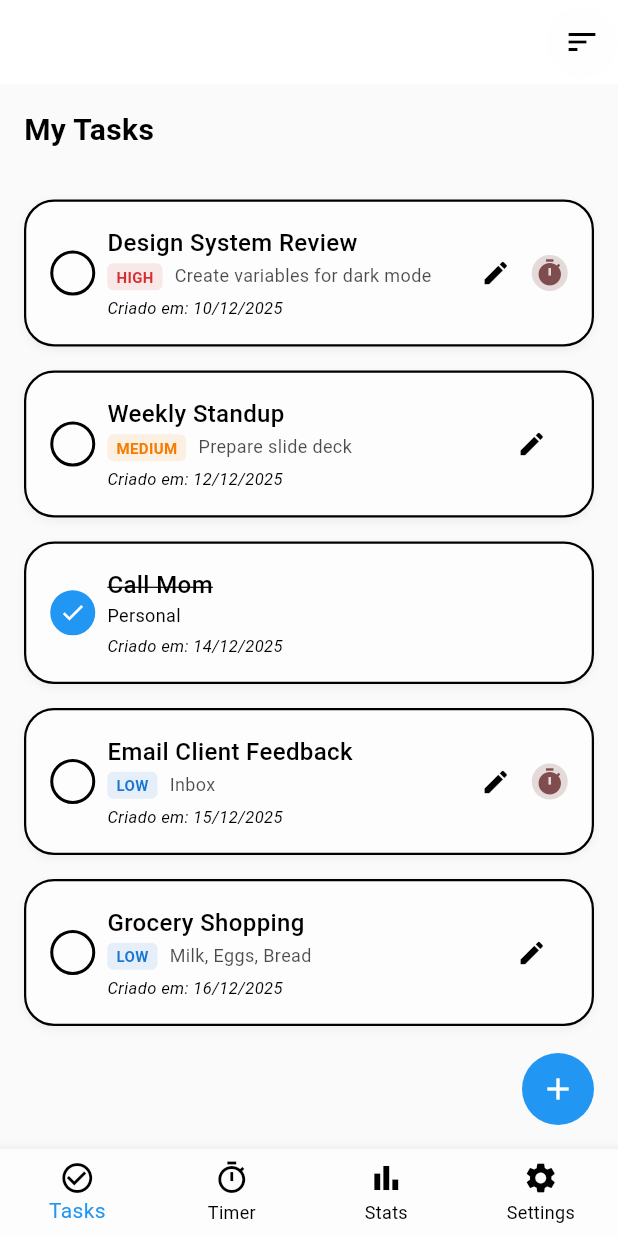
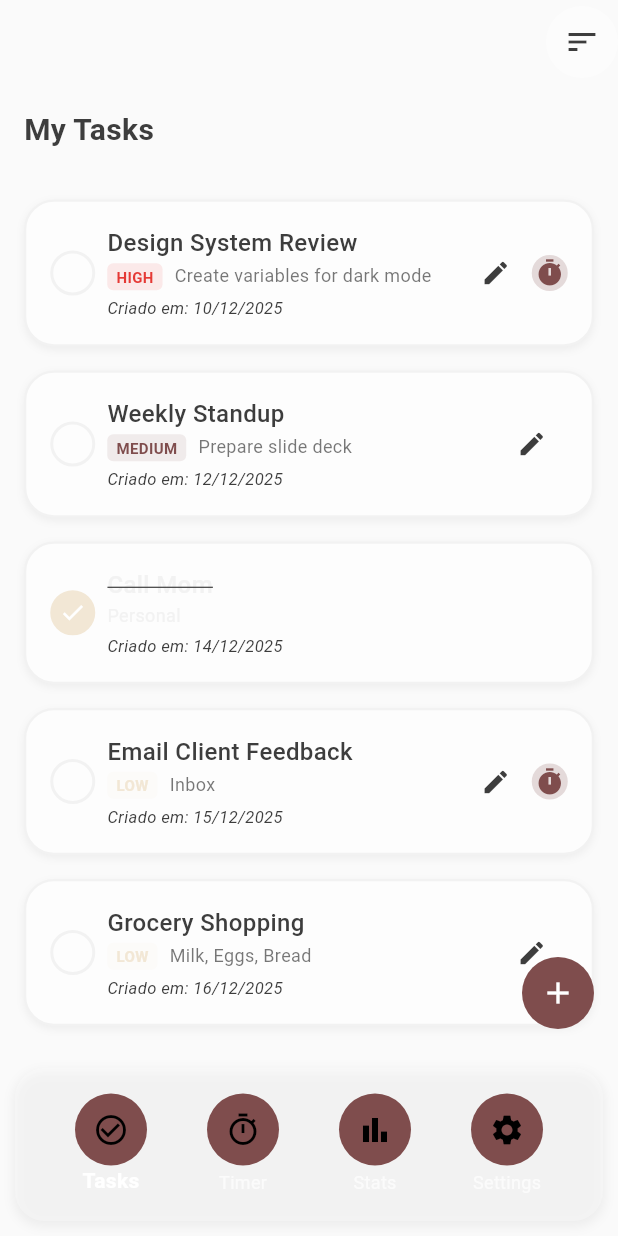
Before and after one commit to josevitor555/pomodoro_app, a Flutter app: the screen it shows after launch, on a phone screen of 412 x 824 dp. Run offline on Flutter 3.47's test engine with Material 3 defaults, Android fonts, the phone set to English and light mode, and no system bars.

Commit message:
Pomodoro task Dark Theme

```diff
--- a/lib/main.dart
+++ b/lib/main.dart
@@ -16,41 +16,52 @@ class TaskPomodoroApp extends StatelessWidget {
     return MaterialApp(
       title: 'Task & Pomodoro Tracker',
       themeMode: ThemeMode.system, // Alterna entre Light e Dark automaticamente
-      // --- TEMA LIGHT ---
+      // --- TEMA LIGHT (Atualizado com a nova paleta) ---
       theme: ThemeData(
         brightness: Brightness.light,
-        scaffoldBackgroundColor: const Color(0xFFFAFAFA),
-        colorScheme:
-            const ColorScheme.light(
-              primary: Color(0xFF7F4D4D),
-              surface: Color(0xFFFDFDFD),
-            ).copyWith(
-              secondary: Colors.blue, // Usado para botões e acentos.
-            ),
+        scaffoldBackgroundColor: const Color(
+          0xFFFAFAFA,
+        ), // --background (#FAFAFA)
+
+        colorScheme: const ColorScheme.light(
+          primary: Color(0xFF7F4D4D), // --primary (Tom Terroso)
+          onPrimary: Colors.white, // Texto sobre primary
+
+          secondary: Color(0xFFF2E7D5), // --secondary (Detalhes suaves)
+          onSecondary: Color(0xFF3D3D3D), // Texto sobre secondary
+
+          surface: Color(0xFFFDFDFD), // --card (#FDFDFD)
+          onSurface: Color(0xFF3D3D3D), // --foreground (#3D3D3D)
+
+          outline: Color(0xFFF2F2F2), // --muted (#F2F2F2)
+          error: Color(0xFFE53935), // --destructive (#E53935)
+        ),
+
         appBarTheme: const AppBarTheme(
-          color: Colors.white,
+          backgroundColor: Color(0xFFFAFAFA), // --background
           elevation: 0,
           titleTextStyle: TextStyle(
-            color: Colors.black,
+            color: Color(0xFF3D3D3D), // --foreground
             fontSize: 20,
             fontWeight: FontWeight.bold,
           ),
-          iconTheme: IconThemeData(color: Colors.black),
+          iconTheme: IconThemeData(color: Color(0xFF3D3D3D)), // --foreground
         ),
-        useMaterial3: true,
 
         // Adaptação dos Cards para o modo Light
         cardTheme: CardThemeData(
-          color: const Color(0xFFFDFDFD),
+          color: const Color(0xFFFDFDFD), // --card
           elevation: 0,
           shape: RoundedRectangleBorder(
             borderRadius: BorderRadius.circular(16),
             side: const BorderSide(
-              color: Color(0xFFE0E0E0),
+              color: Color(0xFFF2F2F2),
               width: 1,
-            ), // Borda sutil
+            ), // --muted
           ),
         ),
+
+        useMaterial3: true,
       ),
 
       // --- TEMA DARK (Extraído do seu CSS) ---
@@ -69,6 +80,7 @@ class TaskPomodoroApp extends StatelessWidget {
           onSurface: Color(0xFFF2F2F2), // --foreground
 
           outline: Color(0xFF333538), // --border
+          error: Color(0xFFE53935), // --destructive
         ),
 
         appBarTheme: const AppBarTheme(
@@ -91,7 +103,7 @@ class TaskPomodoroApp extends StatelessWidget {
             side: const BorderSide(
               color: Color(0xFF333538),
               width: 1,
-            ), // Borda sutil
+            ), // --border
           ),
         ),
       ),
--- a/lib/screens/task_list_screen.dart
+++ b/lib/screens/task_list_screen.dart
@@ -218,7 +218,7 @@ class _TaskListScreenState extends State<TaskListScreen> {
       floatingActionButton: _currentIndex == 0
           ? Container(
               decoration: BoxDecoration(
-                color: Theme.of(context).colorScheme.secondary,
+                color: Theme.of(context).colorScheme.primary,
                 shape: BoxShape.circle,
               ),
               child: IconButton(
@@ -228,67 +228,110 @@ class _TaskListScreenState extends State<TaskListScreen> {
             )
           : null,
 
-      // Barra de navegação inferior
-      bottomNavigationBar: BottomNavigationBar(
-        type: BottomNavigationBarType.fixed, // Permite mais de 3 itens
+      // Barra de navegação inferior com espaçamento melhorado e background suave
+      bottomNavigationBar: Container(
+        padding: const EdgeInsets.symmetric(horizontal: 20.0, vertical: 10.0),
+        margin: const EdgeInsets.all(
+          10.0,
+        ), // Margem externa para separar do resto da tela
+        decoration: BoxDecoration(
+          color: Theme.of(context).colorScheme.surface.withOpacity(
+            0.3,
+          ), // Background com tonalidade baixa
+          borderRadius: BorderRadius.circular(20.0), // Bordas arredondadas
+          boxShadow: [
+            BoxShadow(
+              color: Colors.black.withOpacity(0.05), // Sombra leve
+              spreadRadius: 1,
+              blurRadius: 5,
+              offset: const Offset(0, 3),
+            ),
+          ],
+        ),
+        child: ClipRRect(
+          borderRadius: BorderRadius.circular(20.0),
+          child: BottomNavigationBar(
+            type: BottomNavigationBarType.fixed,
+            backgroundColor: Colors
+                .transparent, // Transparente para mostrar o background do container pai
+            elevation: 0, // Remover elevação para evitar sombra duplicada
             items: <BottomNavigationBarItem>[
               BottomNavigationBarItem(
                 icon: Container(
+                  padding: const EdgeInsets.all(
+                    12.0,
+                  ), // Aumentar espaçamento interno
                   decoration: BoxDecoration(
-                color: Theme.of(context).colorScheme.surface.withOpacity(0.7),
+                    color: Theme.of(context).colorScheme.primary,
                     shape: BoxShape.circle,
                   ),
-              child: Icon(
+                  child: const Icon(
                     Icons.check_circle_outline,
-                color: Theme.of(context).colorScheme.onSurface,
+                    color: Colors.black, // Ícone preto
                   ),
                 ),
                 label: 'Tasks',
               ),
               BottomNavigationBarItem(
                 icon: Container(
+                  padding: const EdgeInsets.all(
+                    12.0,
+                  ), // Aumentar espaçamento interno
                   decoration: BoxDecoration(
-                color: Theme.of(context).colorScheme.surface.withOpacity(0.7),
+                    color: Theme.of(context).colorScheme.primary,
                     shape: BoxShape.circle,
                   ),
-              child: Icon(
+                  child: const Icon(
                     Icons.timer_outlined,
-                color: Theme.of(context).colorScheme.onSurface,
+                    color: Colors.black, // Ícone preto
                   ),
                 ),
                 label: 'Timer',
               ),
               BottomNavigationBarItem(
                 icon: Container(
+                  padding: const EdgeInsets.all(
+                    12.0,
+                  ), // Aumentar espaçamento interno
                   decoration: BoxDecoration(
-                color: Theme.of(context).colorScheme.surface.withOpacity(0.7),
+                    color: Theme.of(context).colorScheme.primary,
                     shape: BoxShape.circle,
                   ),
-              child: Icon(
+                  child: const Icon(
                     Icons.bar_chart,
-                color: Theme.of(context).colorScheme.onSurface,
+                    color: Colors.black, // Ícone preto
                   ),
                 ),
                 label: 'Stats',
               ),
               BottomNavigationBarItem(
                 icon: Container(
+                  padding: const EdgeInsets.all(
+                    12.0,
+                  ), // Aumentar espaçamento interno
                   decoration: BoxDecoration(
-                color: Theme.of(context).colorScheme.surface.withOpacity(0.7),
+                    color: Theme.of(context).colorScheme.primary,
                     shape: BoxShape.circle,
                   ),
-              child: Icon(
+                  child: const Icon(
                     Icons.settings,
-                color: Theme.of(context).colorScheme.onSurface,
+                    color: Colors.black, // Ícone preto
                   ),
                 ),
                 label: 'Settings',
               ),
             ],
             currentIndex: _currentIndex,
-        selectedItemColor: Theme.of(context).colorScheme.secondary,
-        unselectedItemColor: Theme.of(context).colorScheme.outline,
+            selectedItemColor: Colors.white,
+            unselectedItemColor: Colors.white.withOpacity(0.7),
+            selectedLabelStyle: const TextStyle(
+              color: Colors.white,
+              fontWeight: FontWeight.bold,
+            ),
+            unselectedLabelStyle: const TextStyle(color: Colors.white),
             onTap: _onItemTapped,
+          ),
+        ),
       ),
     );
   }
--- a/lib/widgets/task_form_modal.dart
+++ b/lib/widgets/task_form_modal.dart
@@ -87,12 +87,20 @@ class _TaskFormModalState extends State<TaskFormModal> {
       keyboardType: TextInputType.number,
       decoration: InputDecoration(
         labelText: 'Focus Duration (minutes)',
+        labelStyle: TextStyle(color: Theme.of(context).colorScheme.outline),
         suffixText: 'min',
         border: OutlineInputBorder(
           borderRadius: BorderRadius.circular(8),
           borderSide: BorderSide(color: Theme.of(context).colorScheme.outline),
         ),
+        enabledBorder: OutlineInputBorder(
+          borderSide: BorderSide(color: Theme.of(context).colorScheme.outline),
+        ),
+        focusedBorder: OutlineInputBorder(
+          borderSide: BorderSide(color: Theme.of(context).colorScheme.primary),
+        ),
       ),
+      style: TextStyle(color: Theme.of(context).colorScheme.onSurface),
       validator: (value) {
         if (value == null || value.isEmpty) {
           return 'Please enter a duration.';
@@ -158,7 +166,7 @@ class _TaskFormModalState extends State<TaskFormModal> {
                     child: Text(
                       'Save',
                       style: TextStyle(
-                        color: Theme.of(context).colorScheme.secondary,
+                        color: Theme.of(context).colorScheme.primary,
                         fontWeight: FontWeight.bold,
                       ),
                     ),
--- a/lib/widgets/task_tile.dart
+++ b/lib/widgets/task_tile.dart
@@ -55,16 +55,22 @@ class TaskTile extends StatelessWidget {
     Color priorityColor;
     switch (task.priority.toLowerCase()) {
       case 'high':
-        priorityColor = Colors.red.shade700;
+        priorityColor = Theme.of(
+          context,
+        ).colorScheme.error; // Usar cor de erro para alta prioridade
         break;
       case 'medium':
-        priorityColor = Colors.orange.shade700;
+        priorityColor = Theme.of(
+          context,
+        ).colorScheme.primary; // Usar cor primária para média prioridade
         break;
       case 'low':
-        priorityColor = Colors.blue.shade700;
+        priorityColor = Theme.of(
+          context,
+        ).colorScheme.secondary; // Usar cor secundária para baixa prioridade
         break;
       default:
-        priorityColor = Colors.grey;
+        priorityColor = Theme.of(context).colorScheme.outline;
     }
 
     // Formatação da data de criação
@@ -96,7 +102,7 @@ class TaskTile extends StatelessWidget {
             ],
             border: Border.all(
               color: isActive
-                  ? Theme.of(context).colorScheme.secondary.withOpacity(0.5)
+                  ? Theme.of(context).colorScheme.primary.withOpacity(0.5)
                   : Theme.of(context).colorScheme.outline, // Usar cor do tema
               width: 1.5,
             ),
@@ -108,7 +114,6 @@ class TaskTile extends StatelessWidget {
 
               Expanded(
                 child: Column(
-                  // ... (resto da coluna de texto)
                   crossAxisAlignment: CrossAxisAlignment.start,
                   children: [
                     // Título
@@ -125,9 +130,6 @@ class TaskTile extends StatelessWidget {
                             : Theme.of(context).colorScheme.onSurface,
                       ),
                     ),
-                    // Detalhes (Priority & Description/Category & Date)
-                    // ... (resto do código de detalhes)
-                    // Detalhes (Priority & Description/Category & Date)
                     Row(
                       children: [
                         // Prioridade (RF-1.4)
@@ -174,7 +176,9 @@ class TaskTile extends StatelessWidget {
                         'Criado em: $formattedDate',
                         style: TextStyle(
                           fontSize: 11,
-                          color: Theme.of(context).colorScheme.outline,
+                          color: Theme.of(context)
+                              .colorScheme
+                              .onSurface, // Corrigido para usar onSurface
                           fontStyle: FontStyle.italic,
                         ),
                       ),
@@ -196,7 +200,9 @@ class TaskTile extends StatelessWidget {
                     icon: Icon(
                       Icons.edit,
                       size: 20,
-                      color: Theme.of(context).colorScheme.outline,
+                      color: Theme.of(
+                        context,
+                      ).colorScheme.onSurface, // Corrigido para usar onSurface
                     ),
                     onPressed: onEdit,
                   ),
@@ -225,7 +231,11 @@ class TaskTile extends StatelessWidget {
               // if (isActive)
               //   Padding(
               //     padding: const EdgeInsets.only(left: 8.0),
-              //     child: Icon(Icons.circle, size: 8, color: Theme.of(context).colorScheme.secondary),
+              //     child: Icon(
+              //       Icons.circle,
+              //       size: 8,
+              //       color: Theme.of(context).colorScheme.primary,
+              //     ),
               //   ),
             ],
           ),
```
Lines whose indentation alone changed are shown as unchanged.
